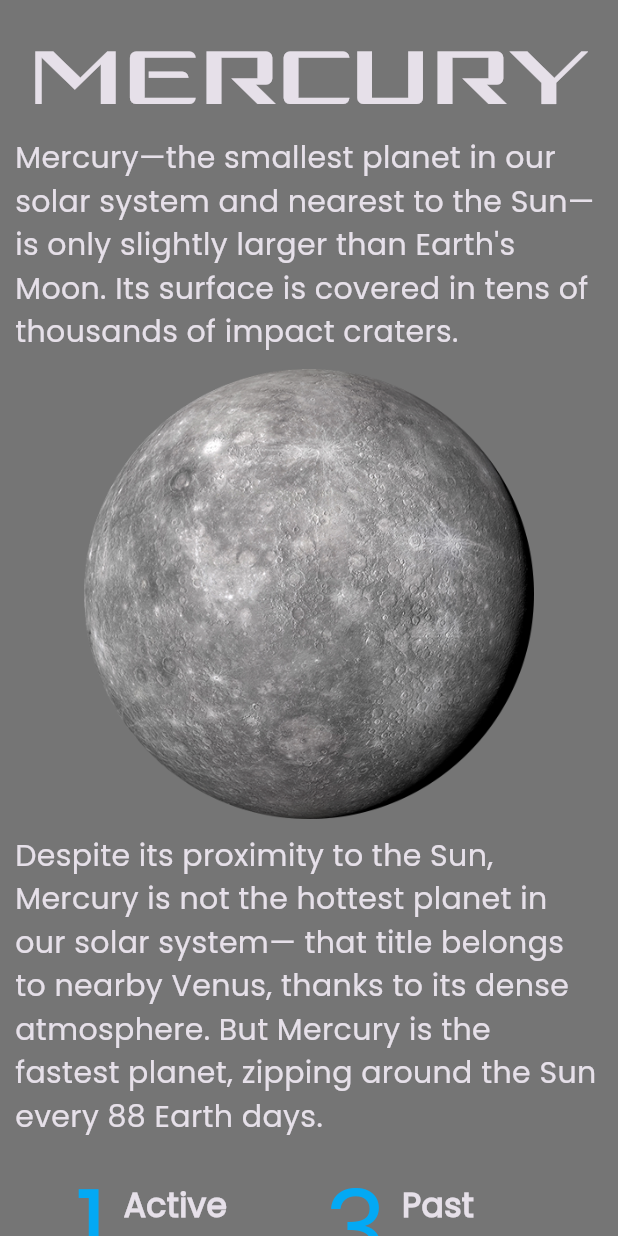
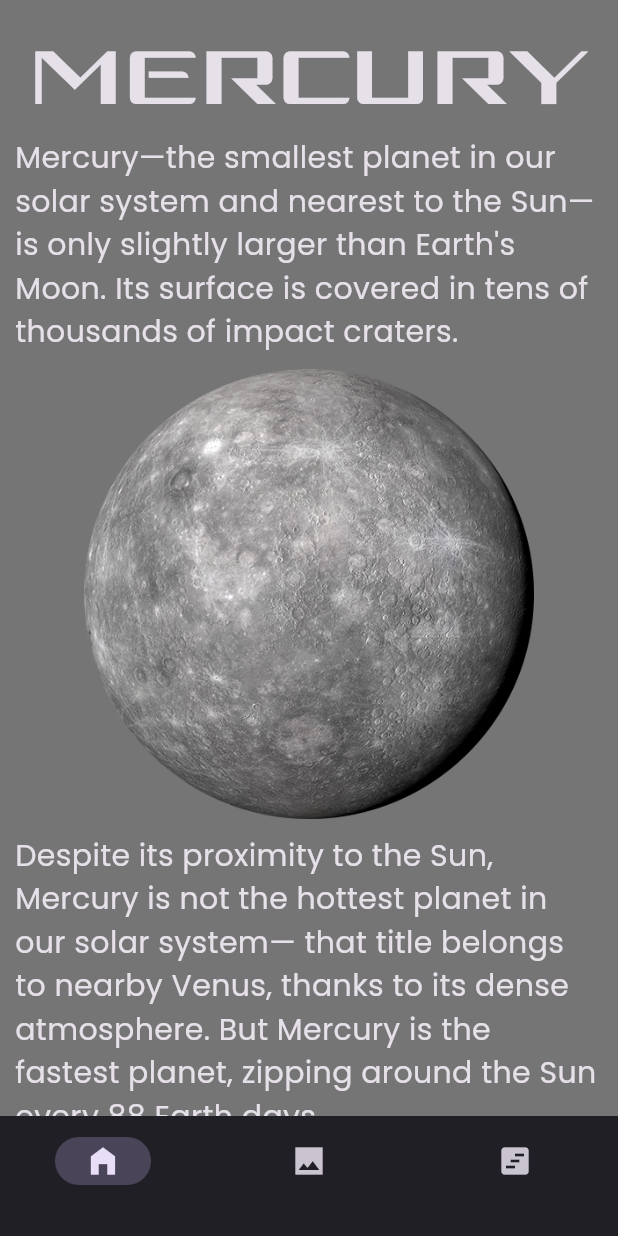
Before and after one commit to Saidakbar23/solar_system_explorer, a Flutter app: the MercuryPage screen opened by its route, on a phone screen of 412 x 824 dp. Run offline on Flutter 3.47's test engine with Material 3 defaults, Android fonts, the phone set to English and light mode, and no system bars.

Commit message:
Completed the Navbar for Mercury

```diff
--- a/lib/main.dart
+++ b/lib/main.dart
@@ -2,7 +2,7 @@ import 'package:flutter/material.dart';
 import 'package:solar_system_explorer/screens/planets/earth_page.dart';
 import 'package:solar_system_explorer/screens/planets/jupiter_page.dart';
 import 'package:solar_system_explorer/screens/planets/mars_page.dart';
-import 'package:solar_system_explorer/screens/planets/mercury_page.dart';
+import 'package:solar_system_explorer/screens/planets/mercury/mercury_page.dart';
 import 'package:solar_system_explorer/screens/planets/neptune_page.dart';
 import 'package:solar_system_explorer/screens/planets/saturn_page.dart';
 import 'package:solar_system_explorer/screens/planets/sun/sun_page.dart';
--- a/lib/screens/image_carousel.dart
+++ b/lib/screens/image_carousel.dart
@@ -2,7 +2,7 @@ import 'package:flutter/material.dart';
 import 'package:solar_system_explorer/screens/planets/earth_page.dart';
 import 'package:solar_system_explorer/screens/planets/jupiter_page.dart';
 import 'package:solar_system_explorer/screens/planets/mars_page.dart';
-import 'package:solar_system_explorer/screens/planets/mercury_page.dart';
+import 'package:solar_system_explorer/screens/planets/mercury/mercury_page.dart';
 import 'package:solar_system_explorer/screens/planets/neptune_page.dart';
 import 'package:solar_system_explorer/screens/planets/saturn_page.dart';
 import 'package:solar_system_explorer/screens/planets/sun/sun_page.dart';
--- /dev/null
+++ b/lib/screens/planets/mercury/image_gallery.dart
@@ -0,0 +1,56 @@
+import 'package:flutter/material.dart';
+import 'package:flutter_staggered_grid_view/flutter_staggered_grid_view.dart';
+import '../../../data/mercury_data.dart';
+import '../../detail_page.dart';
+
+class ImageGallery extends StatefulWidget {
+  const ImageGallery({super.key});
+
+  @override
+  State<ImageGallery> createState() => _ImageGalleryState();
+}
+
+class _ImageGalleryState extends State<ImageGallery> {
+  @override
+  Widget build(BuildContext context) {
+    return Scaffold(
+      body: SafeArea(
+        child: Padding(
+          padding: const EdgeInsets.all(10.0),
+          child: MasonryGridView.count(
+            crossAxisCount: 2,
+            mainAxisSpacing: 8,
+            crossAxisSpacing: 8,
+            itemCount: images.length,
+            itemBuilder: (context, index) {
+              return Column(
+                children: [
+                  ClipRRect(
+                    borderRadius: BorderRadius.circular(15),
+                    child: GestureDetector(
+                      onTap: () {
+                        setState(() {
+                          Navigator.push(
+                            context,
+                            MaterialPageRoute(
+                              builder: (context) =>
+                                  DetailPage(imagePath: images[index]),
+                            ),
+                          );
+                        });
+                      },
+                      child: Image.asset(
+                        images[index],
+                        fit: BoxFit.cover,
+                      ),
+                    ),
+                  ),
+                ],
+              );
+            },
+          ),
+        ),
+      ),
+    );
+  }
+}
--- /dev/null
+++ b/lib/screens/planets/mercury/location.dart
@@ -0,0 +1,19 @@
+import 'package:flutter/material.dart';
+
+class Location extends StatelessWidget {
+  const Location({super.key});
+
+  @override
+  Widget build(BuildContext context) {
+    return Scaffold(
+      body: Center(
+        child: Text(
+          '3 page',
+          style: TextStyle(
+            fontSize: 50.0,
+          ),
+        ),
+      ),
+    );
+  }
+}
--- /dev/null
+++ b/lib/screens/planets/mercury/mercury_page.dart
@@ -0,0 +1,269 @@
+import 'package:flutter/material.dart';
+import '../../../data/mercury_data.dart';
+import 'image_gallery.dart';
+import 'location.dart';
+
+class MercuryPage extends StatefulWidget {
+  static const String id = 'Mercury Page';
+  const MercuryPage({super.key});
+
+  @override
+  State<MercuryPage> createState() => _MercuryPageState();
+}
+
+class _MercuryPageState extends State<MercuryPage> {
+  final List<Widget> pages = [
+    Content(),
+    ImageGallery(),
+    Location(),
+  ];
+
+  int selectedPageIndex = 0;
+
+  @override
+  Widget build(BuildContext context) {
+    return Scaffold(
+      body: pages[selectedPageIndex],
+      bottomNavigationBar: NavigationBar(
+        onDestinationSelected: (int index) {
+          setState(() {
+            selectedPageIndex = index;
+          });
+        },
+        selectedIndex: selectedPageIndex,
+        destinations: const [
+          NavigationDestination(
+            icon: Icon(Icons.home_filled),
+            label: '',
+          ),
+          NavigationDestination(
+            icon: Icon(Icons.image_sharp),
+            label: '',
+          ),
+          NavigationDestination(
+            icon: Icon(Icons.view_timeline),
+            label: '',
+          ),
+        ],
+      ),
+    );
+  }
+}
+
+class Content extends StatelessWidget {
+  const Content({super.key});
+
+  @override
+  Widget build(BuildContext context) {
+    return SafeArea(
+      child: ListView(
+        padding: EdgeInsets.symmetric(horizontal: 10.0, vertical: 20.0),
+        children: [
+          Text(
+            'Mercury',
+            textAlign: TextAlign.center,
+            style: TextStyle(
+              fontSize: 50.0,
+              fontFamily: 'Angora',
+            ),
+          ),
+          Text(
+            information[0],
+            style: TextStyle(
+              fontSize: 20.0,
+              fontFamily: 'Poppins',
+            ),
+          ),
+          SizedBox(
+            height: 10,
+          ),
+          SizedBox(
+            height: 300.0,
+            child: Image.asset(
+              'images/mercury.png',
+            ),
+          ),
+          SizedBox(
+            height: 10,
+          ),
+          Text(
+            information[1],
+            style: TextStyle(
+              fontSize: 20.0,
+              fontFamily: 'Poppins',
+            ),
+          ),
+          SizedBox(
+            height: 10,
+          ),
+          Row(
+            mainAxisAlignment: MainAxisAlignment.spaceEvenly,
+            children: [
+              Row(
+                children: [
+                  Text(
+                    missions[0],
+                    style: TextStyle(
+                      fontSize: 70,
+                      color: Colors.lightBlue,
+                      fontFamily: 'Poppins',
+                    ),
+                  ),
+                  SizedBox(
+                    width: 10,
+                  ),
+                  Text(
+                    'Active \nMissions',
+                    style: TextStyle(
+                      fontSize: 22,
+                      fontWeight: FontWeight.w600,
+                      fontFamily: 'Poppins',
+                    ),
+                  ),
+                ],
+              ),
+              Row(
+                children: [
+                  Text(
+                    missions[1],
+                    style: TextStyle(
+                      fontSize: 70,
+                      color: Colors.lightBlue,
+                      fontFamily: 'Poppins',
+                    ),
+                  ),
+                  SizedBox(
+                    width: 10,
+                  ),
+                  Text(
+                    'Past \nMissions',
+                    style: TextStyle(
+                      fontSize: 22,
+                      fontWeight: FontWeight.w600,
+                      fontFamily: 'Poppins',
+                    ),
+                  ),
+                ],
+              ),
+            ],
+          ),
+          SizedBox(
+            height: 10.0,
+          ),
+          Text(
+            'Namesake',
+            style: TextStyle(
+              fontSize: 40.0,
+              fontWeight: FontWeight.w800,
+              fontFamily: 'Poppins',
+            ),
+          ),
+          Text(
+            information[2],
+            style: TextStyle(
+              fontSize: 20.0,
+              fontFamily: 'Poppins',
+            ),
+          ),
+          SizedBox(
+            height: 10.0,
+          ),
+          Text(
+            'Potential for Life',
+            style: TextStyle(
+              fontSize: 40.0,
+              fontWeight: FontWeight.w800,
+              fontFamily: 'Poppins',
+            ),
+          ),
+          Text(
+            information[3],
+            style: TextStyle(
+              fontSize: 20.0,
+              fontFamily: 'Poppins',
+            ),
+          ),
+          SizedBox(
+            height: 10.0,
+          ),
+          Text(
+            'Size and Distance',
+            style: TextStyle(
+              fontSize: 40.0,
+              fontWeight: FontWeight.w800,
+              fontFamily: 'Poppins',
+            ),
+          ),
+          Text(
+            information[4],
+            style: TextStyle(
+              fontSize: 20.0,
+              fontFamily: 'Poppins',
+            ),
+          ),
+          SizedBox(
+            height: 10.0,
+          ),
+          Text(
+            'Orbit and Rotation',
+            style: TextStyle(
+              fontSize: 40.0,
+              fontWeight: FontWeight.w800,
+              fontFamily: 'Poppins',
+            ),
+          ),
+          Text(
+            information[5],
+            style: TextStyle(
+              fontSize: 20.0,
+              fontFamily: 'Poppins',
+            ),
+          ),
+          SizedBox(
+            height: 400.0,
+            child: Image.asset(
+              'images/mercury_gallery/mercury6.jpeg',
+              fit: BoxFit.cover,
+            ),
+          ),
+          SizedBox(
+            height: 10.0,
+          ),
+          Text(
+            'Formation',
+            style: TextStyle(
+              fontSize: 40.0,
+              fontWeight: FontWeight.w800,
+              fontFamily: 'Poppins',
+            ),
+          ),
+          Text(
+            information[6],
+            style: TextStyle(
+              fontSize: 20.0,
+              fontFamily: 'Poppins',
+            ),
+          ),
+          SizedBox(
+            height: 10.0,
+          ),
+          Text(
+            'Surface',
+            style: TextStyle(
+              fontSize: 40.0,
+              fontWeight: FontWeight.w800,
+              fontFamily: 'Poppins',
+            ),
+          ),
+          Text(
+            information[7],
+            style: TextStyle(
+              fontSize: 20.0,
+              fontFamily: 'Poppins',
+            ),
+          ),
+        ],
+      ),
+    );
+  }
+}
--- a/lib/screens/planets/mercury_page.dart
+++ /dev/null
@@ -1,223 +0,0 @@
-import 'package:flutter/material.dart';
-import '../../data/mercury_data.dart';
-
-class MercuryPage extends StatelessWidget {
-  static const String id = 'Mercury Page';
-  const MercuryPage({super.key});
-
-  @override
-  Widget build(BuildContext context) {
-    return Scaffold(
-      body: SafeArea(
-        child: ListView(
-          padding: EdgeInsets.symmetric(horizontal: 10.0, vertical: 20.0),
-          children: [
-            Text(
-              'Mercury',
-              textAlign: TextAlign.center,
-              style: TextStyle(
-                fontSize: 50.0,
-                fontFamily: 'Angora',
-              ),
-            ),
-            Text(
-              information[0],
-              style: TextStyle(
-                fontSize: 20.0,
-                fontFamily: 'Poppins',
-              ),
-            ),
-            SizedBox(
-              height: 10,
-            ),
-            SizedBox(
-              height: 300.0,
-              child: Image.asset(
-                'images/mercury.png',
-              ),
-            ),
-            SizedBox(
-              height: 10,
-            ),
-            Text(
-              information[1],
-              style: TextStyle(
-                fontSize: 20.0,
-                fontFamily: 'Poppins',
-              ),
-            ),
-            SizedBox(
-              height: 10,
-            ),
-            Row(
-              mainAxisAlignment: MainAxisAlignment.spaceEvenly,
-              children: [
-                Row(
-                  children: [
-                    Text(
-                      missions[0],
-                      style: TextStyle(
-                        fontSize: 70,
-                        color: Colors.lightBlue,
-                        fontFamily: 'Poppins',
-                      ),
-                    ),
-                    SizedBox(
-                      width: 10,
-                    ),
-                    Text(
-                      'Active \nMissions',
-                      style: TextStyle(
-                        fontSize: 22,
-                        fontWeight: FontWeight.w600,
-                        fontFamily: 'Poppins',
-                      ),
-                    ),
-                  ],
-                ),
-                Row(
-                  children: [
-                    Text(
-                      missions[1],
-                      style: TextStyle(
-                        fontSize: 70,
-                        color: Colors.lightBlue,
-                        fontFamily: 'Poppins',
-                      ),
-                    ),
-                    SizedBox(
-                      width: 10,
-                    ),
-                    Text(
-                      'Past \nMissions',
-                      style: TextStyle(
-                        fontSize: 22,
-                        fontWeight: FontWeight.w600,
-                        fontFamily: 'Poppins',
-                      ),
-                    ),
-                  ],
-                ),
-              ],
-            ),
-            SizedBox(
-              height: 10.0,
-            ),
-            Text(
-              'Namesake',
-              style: TextStyle(
-                fontSize: 40.0,
-                fontWeight: FontWeight.w800,
-                fontFamily: 'Poppins',
-              ),
-            ),
-            Text(
-              information[2],
-              style: TextStyle(
-                fontSize: 20.0,
-                fontFamily: 'Poppins',
-              ),
-            ),
-            SizedBox(
-              height: 10.0,
-            ),
-            Text(
-              'Potential for Life',
-              style: TextStyle(
-                fontSize: 40.0,
-                fontWeight: FontWeight.w800,
-                fontFamily: 'Poppins',
-              ),
-            ),
-            Text(
-              information[3],
-              style: TextStyle(
-                fontSize: 20.0,
-                fontFamily: 'Poppins',
-              ),
-            ),
-            SizedBox(
-              height: 10.0,
-            ),
-            Text(
-              'Size and Distance',
-              style: TextStyle(
-                fontSize: 40.0,
-                fontWeight: FontWeight.w800,
-                fontFamily: 'Poppins',
-              ),
-            ),
-            Text(
-              information[4],
-              style: TextStyle(
-                fontSize: 20.0,
-                fontFamily: 'Poppins',
-              ),
-            ),
-            SizedBox(
-              height: 10.0,
-            ),
-            Text(
-              'Orbit and Rotation',
-              style: TextStyle(
-                fontSize: 40.0,
-                fontWeight: FontWeight.w800,
-                fontFamily: 'Poppins',
-              ),
-            ),
-            Text(
-              information[5],
-              style: TextStyle(
-                fontSize: 20.0,
-                fontFamily: 'Poppins',
-              ),
-            ),
-            SizedBox(
-              height: 400.0,
-              child: Image.asset(
-                'images/mercury_gallery/mercury6.jpeg',
-                fit: BoxFit.cover,
-              ),
-            ),
-            SizedBox(
-              height: 10.0,
-            ),
-            Text(
-              'Formation',
-              style: TextStyle(
-                fontSize: 40.0,
-                fontWeight: FontWeight.w800,
-                fontFamily: 'Poppins',
-              ),
-            ),
-            Text(
-              information[6],
-              style: TextStyle(
-                fontSize: 20.0,
-                fontFamily: 'Poppins',
-              ),
-            ),
-            SizedBox(
-              height: 10.0,
-            ),
-            Text(
-              'Surface',
-              style: TextStyle(
-                fontSize: 40.0,
-                fontWeight: FontWeight.w800,
-                fontFamily: 'Poppins',
-              ),
-            ),
-            Text(
-              information[7],
-              style: TextStyle(
-                fontSize: 20.0,
-                fontFamily: 'Poppins',
-              ),
-            ),
-          ],
-        ),
-      ),
-    );
-  }
-}
```
